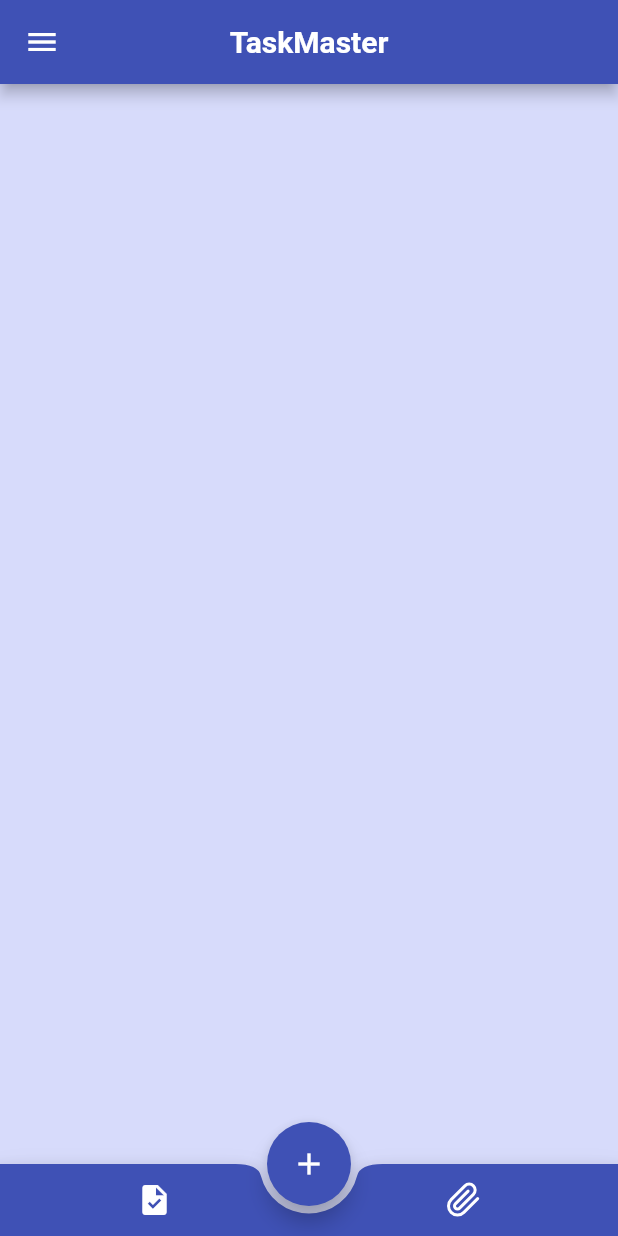
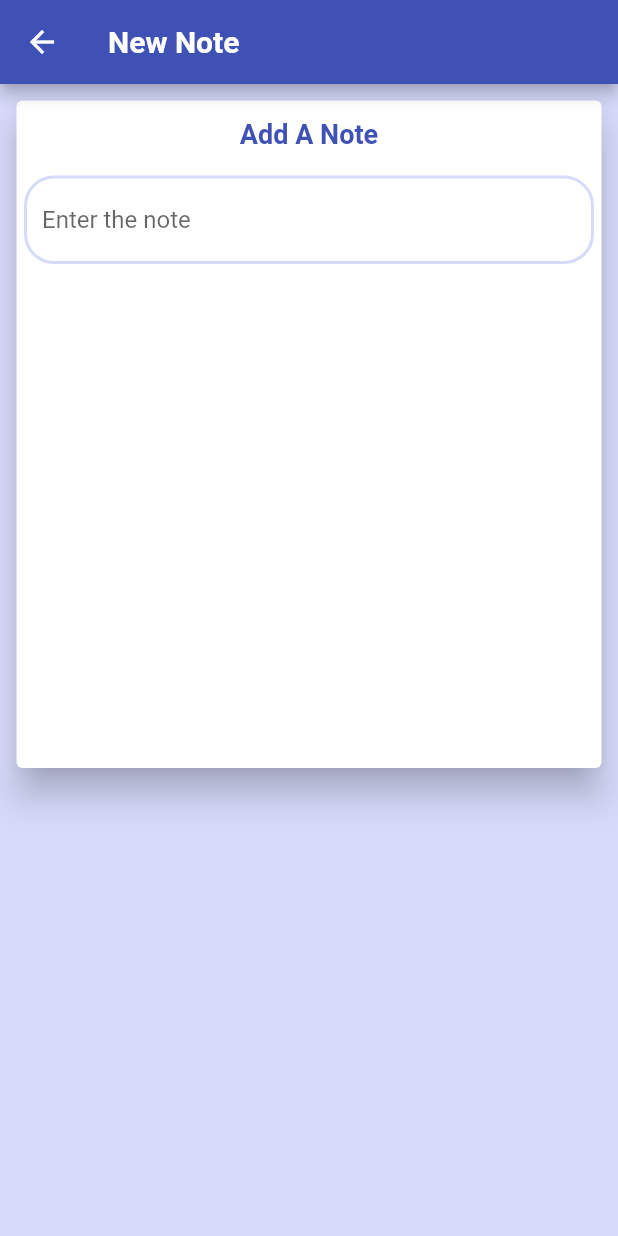
Before and after one commit to Jayakrishnan-manoj/TaskMaster, a Flutter app: the NotesScreen screen opened directly, after a tap on the "add" icon, on a phone screen of 412 x 824 dp. Run offline on Flutter 3.47's test engine with Material 2 defaults, Android fonts, the phone set to English and light mode, and no system bars; our stand-ins replace firebase_auth, firebase_core, flutter_feather_icons; accounts and stored records are empty.

Commit message:
add new note screen

```diff
--- /dev/null
+++ b/lib/screens/notes/new_note.dart
@@ -0,0 +1,96 @@
+import 'package:flutter/material.dart';
+import 'package:flutter/src/widgets/container.dart';
+import 'package:flutter/src/widgets/framework.dart';
+
+class NewNoteScreen extends StatefulWidget {
+  const NewNoteScreen({super.key});
+
+  @override
+  State<NewNoteScreen> createState() => _NewNoteScreenState();
+}
+
+class _NewNoteScreenState extends State<NewNoteScreen> {
+  TextEditingController notesController = TextEditingController();
+  @override
+  Widget build(BuildContext context) {
+    return Scaffold(
+      appBar: AppBar(
+        backgroundColor: Theme.of(context).primaryColor,
+        title: const Text(
+          "New Note",
+          style: TextStyle(
+            color: Colors.white,
+            fontWeight: FontWeight.w700,
+          ),
+        ),
+      ),
+      body: SafeArea(
+        child: Padding(
+          padding: EdgeInsets.all(7.0),
+          child: SingleChildScrollView(
+            child: Card(
+              elevation: 10,
+              child: Column(
+                children: [
+                  Row(
+                    mainAxisAlignment: MainAxisAlignment.center,
+                    crossAxisAlignment: CrossAxisAlignment.center,
+                    children: [
+                      Padding(
+                        padding: const EdgeInsets.all(12.0),
+                        child: Text(
+                          "Add A Note",
+                          style: TextStyle(
+                            fontSize: 18,
+                            color: Theme.of(context).primaryColor,
+                            fontWeight: FontWeight.bold,
+                          ),
+                        ),
+                      )
+                    ],
+                  ),
+                  Container(
+                    height: 400,
+                    padding: const EdgeInsets.all(5.0),
+                    child: Column(
+                      children: [
+                        TextField(
+                          controller: notesController,
+                          keyboardType: TextInputType.multiline,
+                          maxLines: null,
+                          decoration: InputDecoration(
+                            hintText: "Enter the note",
+                            enabledBorder: OutlineInputBorder(
+                              borderSide: BorderSide(
+                                color:
+                                    Theme.of(context).scaffoldBackgroundColor,
+                                width: 2,
+                              ),
+                              borderRadius: const BorderRadius.all(
+                                Radius.circular(20.0),
+                              ),
+                            ),
+                            focusedBorder: OutlineInputBorder(
+                              borderSide: BorderSide(
+                                width: 2,
+                                color: Theme.of(context).primaryColor,
+                              ),
+                              borderRadius: const BorderRadius.all(
+                                Radius.circular(20.0),
+                              ),
+                            ),
+                          ),
+                        ),
+
+                      ],
+                    ),
+                  )
+                ],
+              ),
+            ),
+          ),
+        ),
+      ),
+    );
+  }
+}
--- a/lib/screens/notes/notes_screen.dart
+++ b/lib/screens/notes/notes_screen.dart
@@ -1,5 +1,7 @@
 import 'package:flutter/material.dart';
+import 'package:task_master/screens/notes/new_note.dart';
 import 'package:task_master/widgets/app_drawer.dart';
+import 'package:task_master/widgets/reusables.dart';
 
 import '../../widgets/bottom_navigation.dart';
 
@@ -27,7 +29,9 @@ class _NotesScreenState extends State<NotesScreen> {
         centerTitle: true,
       ),
       floatingActionButton: FloatingActionButton(
-        onPressed: () {},
+        onPressed: () {
+          nextScreen(context, NewNoteScreen());
+        },
         backgroundColor: Theme.of(context).primaryColor,
         child: const Icon(Icons.add),
       ),
```
